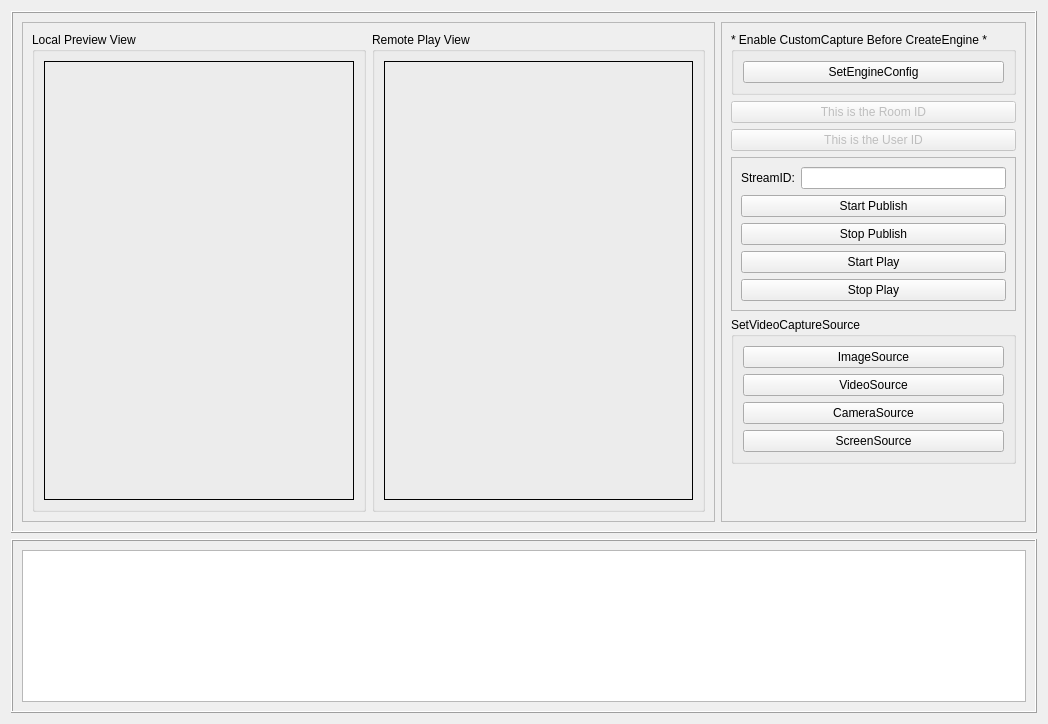
This is video/src/CustomVideoCapture/ZegoCustomVideoCaptureDemo.ui in zegoim/zego-express-example-topics-cpp as Qt 5 draws it before an edit. The edited form follows.
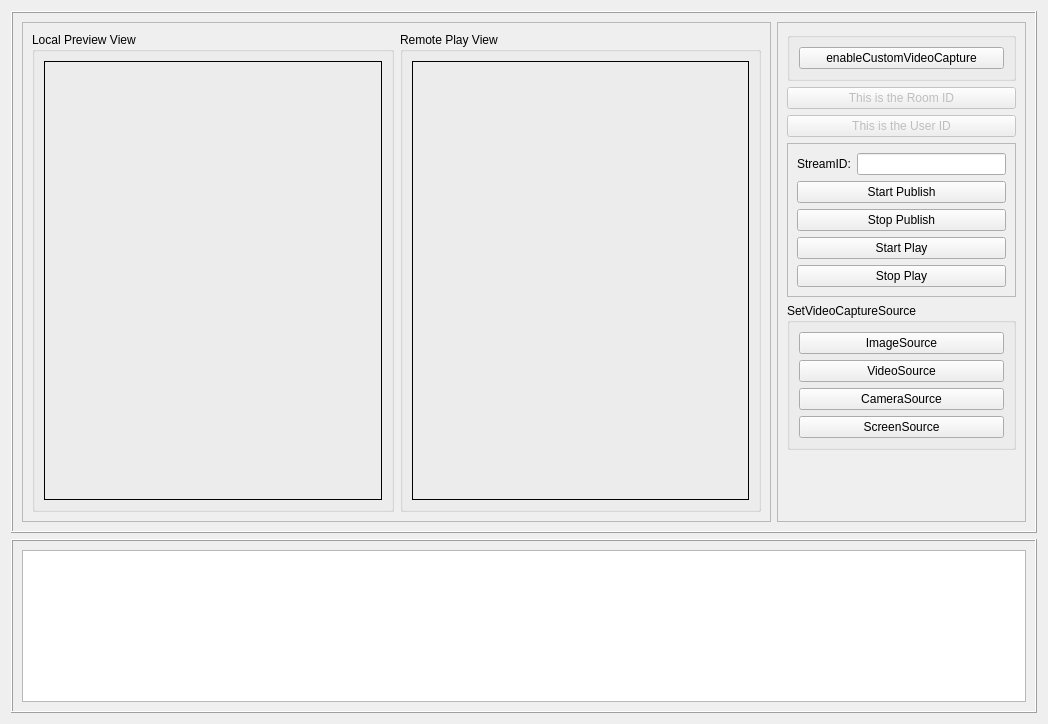
This is the edited form.

Patch:
```diff
--- a/video/src/CustomVideoCapture/ZegoCustomVideoCaptureDemo.ui
+++ b/video/src/CustomVideoCapture/ZegoCustomVideoCaptureDemo.ui
@@ -103,13 +103,13 @@
          <item>
           <widget class="QGroupBox" name="groupBox_2">
            <property name="title">
-            <string>* Enable CustomCapture Before CreateEngine *</string>
+            <string/>
            </property>
            <layout class="QHBoxLayout" name="horizontalLayout_5">
             <item>
              <widget class="QPushButton" name="pushButton_setEngineConfig">
               <property name="text">
-               <string>SetEngineConfig</string>
+               <string>enableCustomVideoCapture</string>
               </property>
              </widget>
             </item>
```
Left out of the diff: 2 changed lines with no effect on the pictures.
